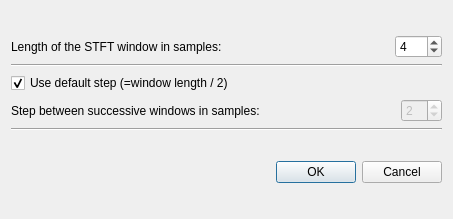
Before: the Qt Designer form qt4Designer_ui_files/TFRfromRawDialogUi.ui in cibr-jyu/meggie, drawn with Qt 5.
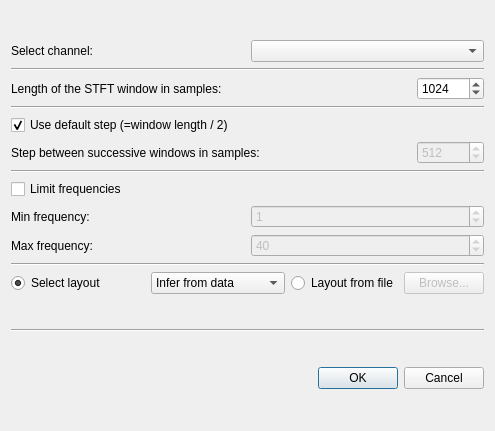
After: the same form once the commit is applied.

The edit to the form file:
```diff
--- a/qt4Designer_ui_files/TFRfromRawDialogUi.ui
+++ b/qt4Designer_ui_files/TFRfromRawDialogUi.ui
@@ -6,15 +6,15 @@
    <rect>
     <x>0</x>
     <y>0</y>
-    <width>453</width>
-    <height>219</height>
+    <width>495</width>
+    <height>431</height>
    </rect>
   </property>
   <property name="windowTitle">
    <string>Meggie - TFR from raw</string>
   </property>
   <layout class="QGridLayout" name="gridLayout">
-   <item row="2" column="0">
+   <item row="3" column="0">
     <widget class="QDialogButtonBox" name="buttonBox">
      <property name="orientation">
       <enum>Qt::Horizontal</enum>
@@ -26,6 +26,27 @@
    </item>
    <item row="0" column="0">
     <layout class="QVBoxLayout" name="verticalLayout">
+     <item>
+      <layout class="QHBoxLayout" name="horizontalLayout_5">
+       <item>
+        <widget class="QLabel" name="label_5">
+         <property name="text">
+          <string>Select channel:</string>
+         </property>
+        </widget>
+       </item>
+       <item>
+        <widget class="QComboBox" name="comboBoxChannel"/>
+       </item>
+      </layout>
+     </item>
+     <item>
+      <widget class="Line" name="line_3">
+       <property name="orientation">
+        <enum>Qt::Horizontal</enum>
+       </property>
+      </widget>
+     </item>
      <item>
       <layout class="QHBoxLayout" name="horizontalLayout">
        <item>
@@ -51,13 +72,13 @@
        <item>
         <widget class="QSpinBox" name="spinBoxWsize">
          <property name="maximum">
-          <number>100</number>
+          <number>1000000000</number>
          </property>
          <property name="singleStep">
           <number>1</number>
          </property>
          <property name="value">
-          <number>4</number>
+          <number>1024</number>
          </property>
         </widget>
        </item>
@@ -111,13 +132,13 @@
           <bool>false</bool>
          </property>
          <property name="maximum">
-          <number>50</number>
+          <number>1000000000</number>
          </property>
          <property name="singleStep">
           <number>1</number>
          </property>
          <property name="value">
-          <number>2</number>
+          <number>512</number>
          </property>
         </widget>
        </item>
@@ -130,8 +151,127 @@
        </property>
       </widget>
      </item>
+     <item>
+      <widget class="QCheckBox" name="checkBoxFrequency">
+       <property name="text">
+        <string>Limit frequencies</string>
+       </property>
+      </widget>
+     </item>
+     <item>
+      <layout class="QHBoxLayout" name="horizontalLayout_3">
+       <item>
+        <widget class="QLabel" name="label_3">
+         <property name="text">
+          <string>Min frequency:</string>
+         </property>
+        </widget>
+       </item>
+       <item>
+        <widget class="QSpinBox" name="spinBoxFmin">
+         <property name="enabled">
+          <bool>false</bool>
+         </property>
+         <property name="minimum">
+          <number>0</number>
+         </property>
+         <property name="maximum">
+          <number>1000</number>
+         </property>
+         <property name="value">
+          <number>1</number>
+         </property>
+        </widget>
+       </item>
+      </layout>
+     </item>
+     <item>
+      <layout class="QHBoxLayout" name="horizontalLayout_4">
+       <item>
+        <widget class="QLabel" name="label_4">
+         <property name="text">
+          <string>Max frequency:</string>
+         </property>
+        </widget>
+       </item>
+       <item>
+        <widget class="QSpinBox" name="spinBoxFmax">
+         <property name="enabled">
+          <bool>false</bool>
+         </property>
+         <property name="minimum">
+          <number>0</number>
+         </property>
+         <property name="maximum">
+          <number>1000</number>
+         </property>
+         <property name="value">
+          <number>40</number>
+         </property>
+        </widget>
+       </item>
+      </layout>
+     </item>
+     <item>
+      <widget class="Line" name="line_5">
+       <property name="orientation">
+        <enum>Qt::Horizontal</enum>
+       </property>
+      </widget>
+     </item>
+     <item>
+      <layout class="QHBoxLayout" name="horizontalLayout_35">
+       <item>
+        <widget class="QRadioButton" name="radioButtonSelectLayout">
+         <property name="text">
+          <string>Select layout</string>
+         </property>
+         <property name="checked">
+          <bool>true</bool>
+         </property>
+        </widget>
+       </item>
+       <item>
+        <widget class="QComboBox" name="comboBoxLayout">
+         <item>
+          <property name="text">
+           <string>Infer from data</string>
+          </property>
+         </item>
+        </widget>
+       </item>
+       <item>
+        <layout class="QHBoxLayout" name="horizontalLayout_36">
+         <item>
+          <widget class="QRadioButton" name="radioButtonLayoutFromFile">
+           <property name="text">
+            <string>Layout from file</string>
+           </property>
+          </widget>
+         </item>
+         <item>
+          <widget class="QPushButton" name="pushButtonBrowseLayout">
+           <property name="enabled">
+            <bool>false</bool>
+           </property>
+           <property name="text">
+            <string>Browse...</string>
+           </property>
+          </widget>
+         </item>
+        </layout>
+       </item>
+      </layout>
+     </item>
     </layout>
    </item>
+   <item row="2" column="0">
+    <widget class="Line" name="line_4">
+     <property name="orientation">
+      <enum>Qt::Horizontal</enum>
+     </property>
+    </widget>
+   </item>
   </layout>
  </widget>
  <resources/>
```
Left out of the diff: 64 changed lines with no effect on the pictures.
